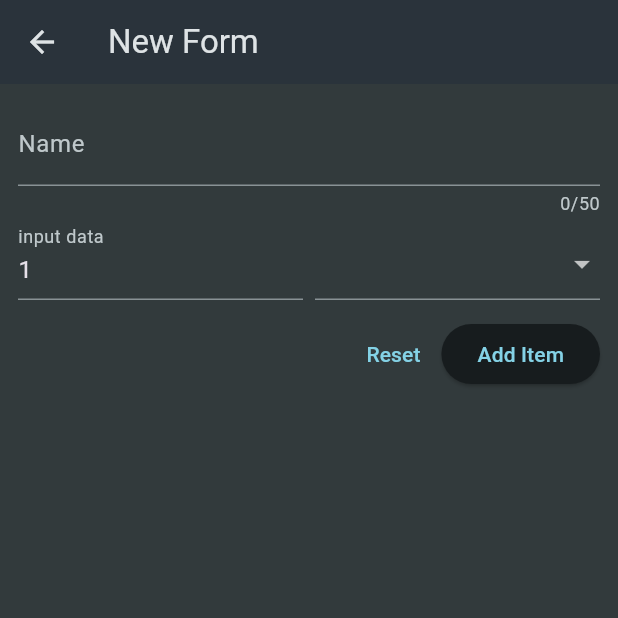
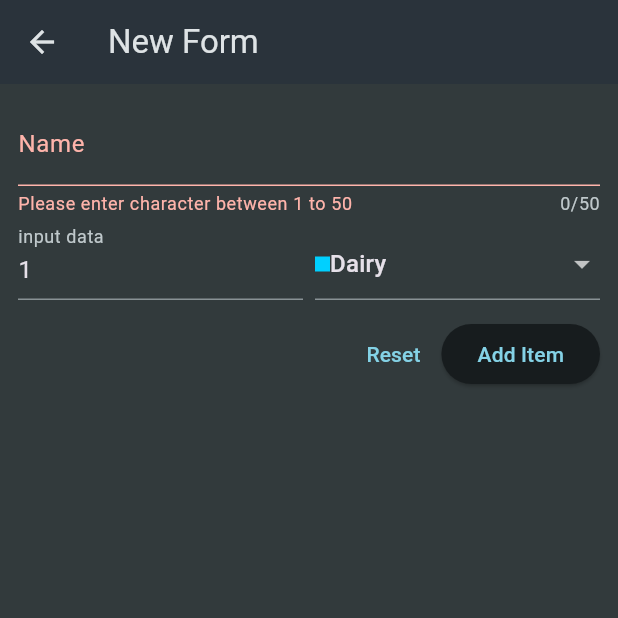
Before and after one commit to rajansurya/LoginWithFlutter, a Flutter app: the NewItem screen opened directly, after a tap on "Add Item", on a phone screen of 412 x 824 dp, the top half of it. Run offline on Flutter 3.47's test engine with Material 3 defaults, Android fonts, the phone set to English and light mode, and no system bars; our stand-ins replace dio, flutter_riverpod, hooks_riverpod, logger, transparent_image.

Commit message:
data add

```diff
--- a/lib/widgets/new_item.dart
+++ b/lib/widgets/new_item.dart
@@ -1,5 +1,7 @@
 import 'package:flutter/cupertino.dart';
 import 'package:flutter/material.dart';
+import 'package:untitledtest/models/Category.dart';
+import 'package:untitledtest/models/GroceryItem.dart';
 
 import '../data/categories.dart';
 
@@ -11,6 +13,21 @@ class NewItem extends StatefulWidget {
 }
 
 class _NewItemState extends State<NewItem> {
+  final _formKey=GlobalKey<FormState>();
+  var _enterName ='';
+  var _quantity =1;
+  var _selectedCategory = categories[Categories.dairy];
+  void saveForm(){
+   if(_formKey.currentState!.validate()){
+  _formKey.currentState!.save();
+    print(_enterName);
+    print(_quantity);
+    print(_selectedCategory);
+    Navigator.of(context).pop(
+        GroceryItem(id: DateTime.now().toString(), name: _enterName, quantity: _quantity, category: _selectedCategory!)
+    );
+  }
+  }
   @override
   Widget build(BuildContext context) {
     return Scaffold(
@@ -20,13 +37,23 @@ class _NewItemState extends State<NewItem> {
       body: Padding(
         padding: EdgeInsets.all(12),
         child: Form(
+          key: _formKey,
             child: Column(
           children: [
             TextFormField(
               maxLength: 50,
               decoration: const InputDecoration(label: Text('Name')),
               validator: (value) {
-                return 'de';
+                if (value == null ||
+                    value.isEmpty ||
+                    value.trim().length <= 1 ||
+                    value.trim().length > 50) {
+                  return 'Please enter character between 1 to 50';
+                }
+                return null;
+              },
+              onSaved: (value){
+                _enterName=value!;
               },
             ),
             Row(
@@ -34,15 +61,31 @@ class _NewItemState extends State<NewItem> {
               children: [
                 Expanded(
                   child: TextFormField(
-                    decoration: InputDecoration(label: Text('input data')),
+                    keyboardType: TextInputType.number,
+                    decoration: const InputDecoration(label: Text('input data')),
                     initialValue: '1',
+                    validator: (value) {
+                      if (value == null ||
+                          value.isEmpty ||
+                          int.tryParse(value) == null ||
+                          int.tryParse(value)!
+                              < 0) {
+                        return 'Must be valid positive number';
+                      }
+                      return null;
+                    },
+                    onSaved:(value){
+                      _quantity=int.parse(value!);
+                    },
                   ),
                 ),
                 SizedBox(
                   width: 8,
                 ),
                 Expanded(
-                  child: DropdownButtonFormField(items: [
+                  child: DropdownButtonFormField(
+                      value: _selectedCategory,
+                      items: [
                     for (final category in categories.entries)
                       DropdownMenuItem(
                           value: category.value,
@@ -56,19 +99,24 @@ class _NewItemState extends State<NewItem> {
                               Text(category.value.title),
                             ],
                           )),
-                  ], onChanged: (val) {}),
+                  ], onChanged: (val) {
+                    setState(() {
+                      _selectedCategory=val;
+                    });
+                  }),
                 ),
-
               ],
             ),
-            const   SizedBox(
+            const SizedBox(
               height: 12,
             ),
             Row(
               mainAxisAlignment: MainAxisAlignment.end,
               children: [
-                TextButton(onPressed: () {}, child: const Text('Reset')),
-                ElevatedButton(onPressed: () {}, child: const Text('Add Item'))
+                TextButton(onPressed: () {
+                  _formKey.currentState?.reset();
+                }, child: const Text('Reset')),
+                ElevatedButton(onPressed: saveForm, child: const Text('Add Item'))
               ],
             )
           ],
```
Also changed, not shown: lib/widgets/grocery_list.dart (+11 -6 lines).
